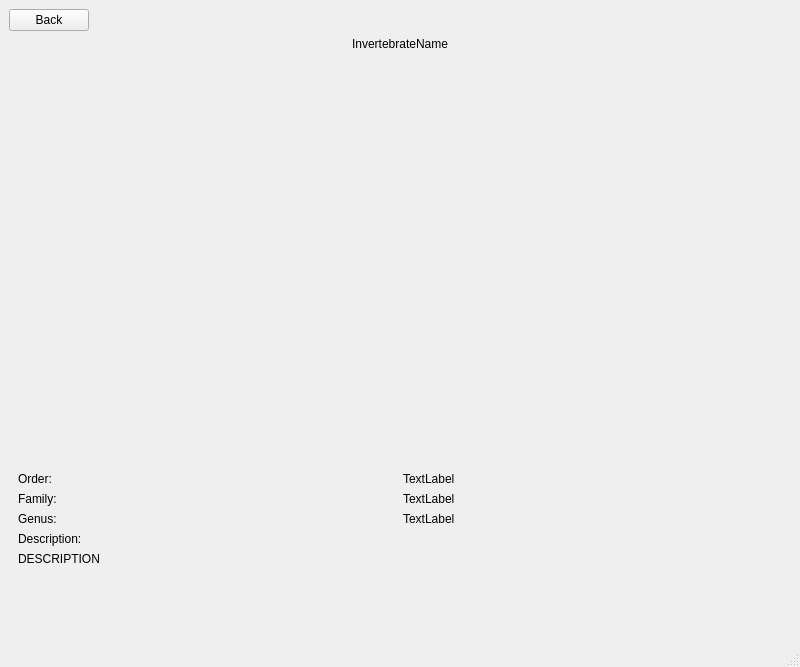
The window that views/invertebrateview.ui (Vermont-EPSCoR/Macroinvertebrates) describes before a commit, drawn with Qt 5.
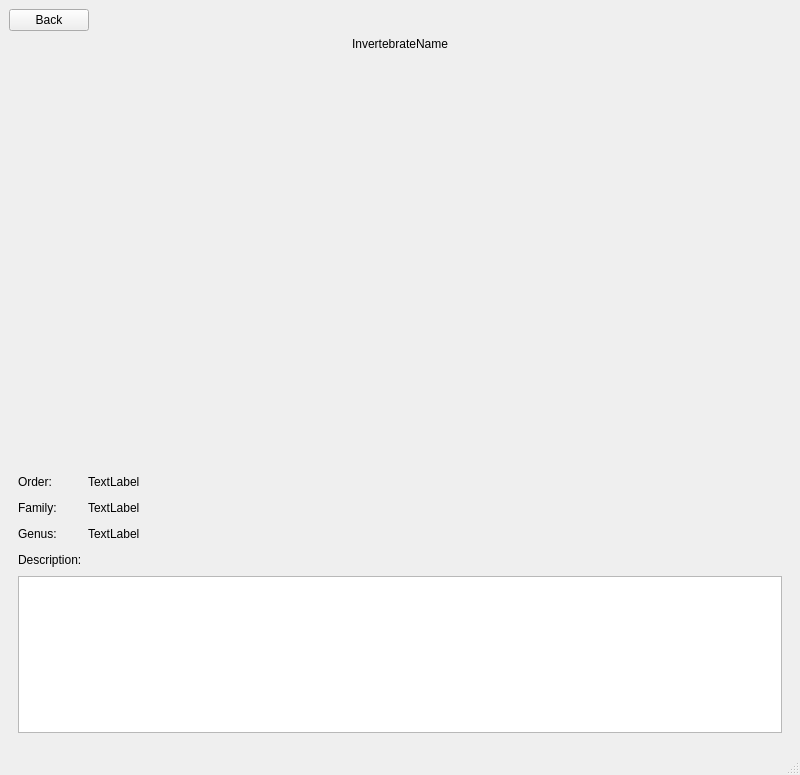
The same window after the commit. Icons and pictures are not drawn.

Diff of the .ui file:
```diff
--- a/views/invertebrateview.ui
+++ b/views/invertebrateview.ui
@@ -7,14 +7,14 @@
     <x>0</x>
     <y>0</y>
     <width>800</width>
-    <height>667</height>
+    <height>775</height>
    </rect>
   </property>
   <property name="windowTitle">
    <string>MainWindow</string>
   </property>
   <widget class="QWidget" name="centralwidget">
-   <layout class="QVBoxLayout" name="verticalLayout">
+   <layout class="QVBoxLayout" name="verticalLayout_2">
     <item>
      <layout class="QHBoxLayout" name="horizontalLayout">
       <item>
@@ -70,18 +70,11 @@
     </item>
     <item>
      <widget class="QWidget" name="widget" native="true">
-      <layout class="QHBoxLayout" name="horizontalLayout_2">
+      <layout class="QVBoxLayout" name="verticalLayout">
        <item>
         <layout class="QGridLayout" name="gridLayout">
-         <item row="0" column="0">
-          <widget class="QLabel" name="label_3">
-           <property name="text">
-            <string>Order:</string>
-           </property>
-          </widget>
-         </item>
-         <item row="0" column="1">
-          <widget class="QLabel" name="label_order">
+         <item row="2" column="1">
+          <widget class="QLabel" name="label_genus">
            <property name="text">
             <string>TextLabel</string>
            </property>
@@ -94,13 +87,39 @@
            </property>
           </widget>
          </item>
-         <item row="1" column="1">
-          <widget class="QLabel" name="label_family">
+         <item row="0" column="1">
+          <widget class="QLabel" name="label_order">
            <property name="text">
             <string>TextLabel</string>
            </property>
           </widget>
          </item>
+         <item row="1" column="2">
+          <spacer name="horizontalSpacer_3">
+           <property name="orientation">
+            <enum>Qt::Horizontal</enum>
+           </property>
+           <property name="sizeHint" stdset="0">
+            <size>
+             <width>40</width>
+             <height>20</height>
+            </size>
+           </property>
+          </spacer>
+         </item>
+         <item row="3" column="2">
+          <spacer name="horizontalSpacer_5">
+           <property name="orientation">
+            <enum>Qt::Horizontal</enum>
+           </property>
+           <property name="sizeHint" stdset="0">
+            <size>
+             <width>40</width>
+             <height>20</height>
+            </size>
+           </property>
+          </spacer>
+         </item>
          <item row="2" column="0">
           <widget class="QLabel" name="label_7">
            <property name="text">
@@ -108,10 +127,23 @@
            </property>
           </widget>
          </item>
-         <item row="2" column="1">
-          <widget class="QLabel" name="label_genus">
+         <item row="2" column="2">
+          <spacer name="horizontalSpacer_4">
+           <property name="orientation">
+            <enum>Qt::Horizontal</enum>
+           </property>
+           <property name="sizeHint" stdset="0">
+            <size>
+             <width>40</width>
+             <height>20</height>
+            </size>
+           </property>
+          </spacer>
+         </item>
+         <item row="0" column="0">
+          <widget class="QLabel" name="label_3">
            <property name="text">
-            <string>TextLabel</string>
+            <string>Order:</string>
            </property>
           </widget>
          </item>
@@ -122,21 +154,35 @@
            </property>
           </widget>
          </item>
-         <item row="4" column="0" colspan="2">
-          <widget class="QLabel" name="label_description">
+         <item row="1" column="1">
+          <widget class="QLabel" name="label_family">
            <property name="text">
-            <string>DESCRIPTION</string>
-           </property>
-           <property name="textFormat">
-            <enum>Qt::PlainText</enum>
-           </property>
-           <property name="wordWrap">
-            <bool>true</bool>
+            <string>TextLabel</string>
            </property>
           </widget>
          </item>
+         <item row="0" column="2">
+          <spacer name="horizontalSpacer_2">
+           <property name="orientation">
+            <enum>Qt::Horizontal</enum>
+           </property>
+           <property name="sizeHint" stdset="0">
+            <size>
+             <width>40</width>
+             <height>20</height>
+            </size>
+           </property>
+          </spacer>
+         </item>
         </layout>
        </item>
+       <item>
+        <widget class="QPlainTextEdit" name="description">
+         <property name="undoRedoEnabled">
+          <bool>false</bool>
+         </property>
+        </widget>
+       </item>
       </layout>
      </widget>
     </item>
@@ -147,8 +193,8 @@
       </property>
       <property name="sizeHint" stdset="0">
        <size>
-        <width>20</width>
-        <height>40</height>
+        <width>17</width>
+        <height>37</height>
        </size>
       </property>
      </spacer>
```
